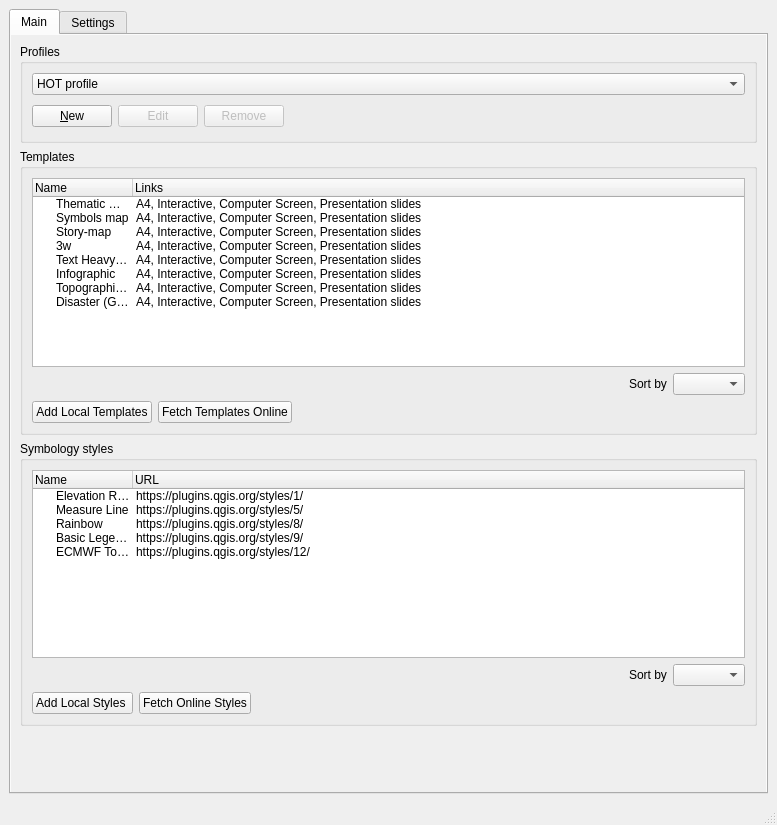
This is src/qgis_templates_symbology/ui/qgis_templates_symbology_main.ui in hotosm/qgis-templates-and-symbology-plugin as Qt 5 draws it before an edit. The edited form follows.
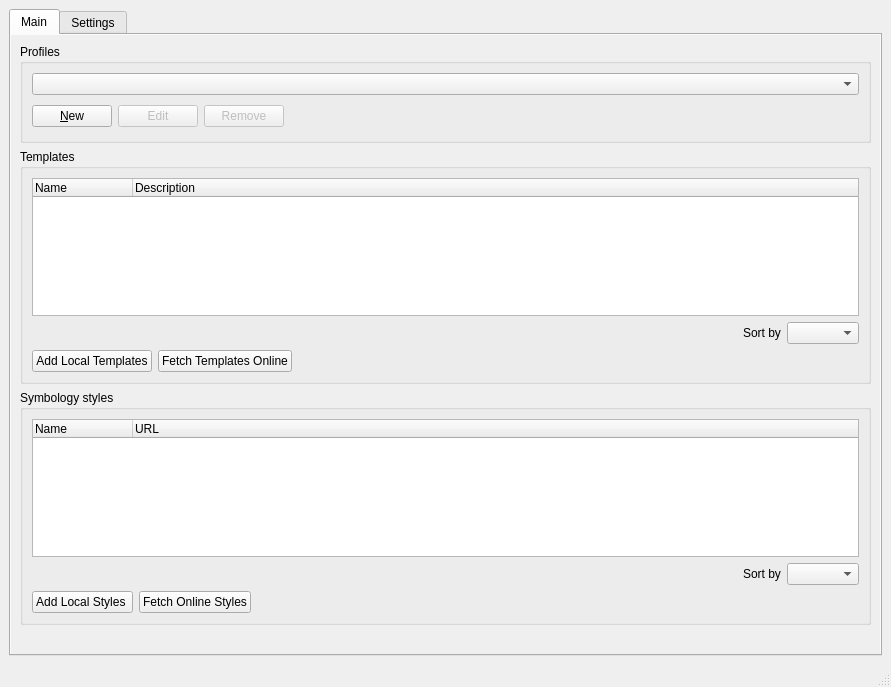
This is the edited form. Custom widgets are drawn as their Qt base class.

Commit message: models, template dialog and main ui initial basic logic

```diff
--- a/src/qgis_templates_symbology/ui/qgis_templates_symbology_main.ui
+++ b/src/qgis_templates_symbology/ui/qgis_templates_symbology_main.ui
@@ -9,8 +9,8 @@
    <rect>
     <x>0</x>
     <y>0</y>
-    <width>777</width>
-    <height>825</height>
+    <width>891</width>
+    <height>687</height>
    </rect>
   </property>
   <property name="sizePolicy">
@@ -89,8 +89,8 @@
             <rect>
              <x>0</x>
              <y>0</y>
-             <width>755</width>
-             <height>732</height>
+             <width>869</width>
+             <height>594</height>
             </rect>
            </property>
            <property name="styleSheet">
@@ -110,18 +110,7 @@
               </property>
               <layout class="QVBoxLayout" name="verticalLayout_4">
                <item>
-                <widget class="QComboBox" name="connections_box">
-                 <item>
-                  <property name="text">
-                   <string>HOT profile</string>
-                  </property>
-                 </item>
-                 <item>
-                  <property name="text">
-                   <string>HOT Admins profile</string>
-                  </property>
-                 </item>
-                </widget>
+                <widget class="QComboBox" name="connections_box"/>
                </item>
                <item>
                 <layout class="QHBoxLayout" name="horizontalLayout_2">
@@ -203,73 +192,9 @@
                  </column>
                  <column>
                   <property name="text">
-                   <string>Links</string>
+                   <string>Description</string>
                   </property>
                  </column>
-                 <item>
-                  <property name="text">
-                   <string>Thematic map</string>
-                  </property>
-                  <property name="text">
-                   <string>A4, Interactive, Computer Screen, Presentation slides</string>
-                  </property>
-                 </item>
-                 <item>
-                  <property name="text">
-                   <string>Symbols map</string>
-                  </property>
-                  <property name="text">
-                   <string>A4, Interactive, Computer Screen, Presentation slides</string>
-                  </property>
-                 </item>
-                 <item>
-                  <property name="text">
-                   <string>Story-map</string>
-                  </property>
-                  <property name="text">
-                   <string>A4, Interactive, Computer Screen, Presentation slides</string>
-                  </property>
-                 </item>
-                 <item>
-                  <property name="text">
-                   <string>3w</string>
-                  </property>
-                  <property name="text">
-                   <string>A4, Interactive, Computer Screen, Presentation slides</string>
-                  </property>
-                 </item>
-                 <item>
-                  <property name="text">
-                   <string>Text Heavy map</string>
-                  </property>
-                  <property name="text">
-                   <string>A4, Interactive, Computer Screen, Presentation slides</string>
-                  </property>
-                 </item>
-                 <item>
-                  <property name="text">
-                   <string>Infographic</string>
-                  </property>
-                  <property name="text">
-                   <string>A4, Interactive, Computer Screen, Presentation slides</string>
-                  </property>
-                 </item>
-                 <item>
-                  <property name="text">
-                   <string>Topographic/physical</string>
-                  </property>
-                  <property name="text">
-                   <string>A4, Interactive, Computer Screen, Presentation slides</string>
-                  </property>
-                 </item>
-                 <item>
-                  <property name="text">
-                   <string>Disaster (General)</string>
-                  </property>
-                  <property name="text">
-                   <string>A4, Interactive, Computer Screen, Presentation slides</string>
-                  </property>
-                 </item>
                 </widget>
                </item>
                <item>
@@ -388,46 +313,6 @@
                    <string>URL</string>
                   </property>
                  </column>
-                 <item>
-                  <property name="text">
-                   <string>Elevation Ramp</string>
-                  </property>
-                  <property name="text">
-                   <string>https://plugins.qgis.org/styles/1/</string>
-                  </property>
-                 </item>
-                 <item>
-                  <property name="text">
-                   <string>Measure Line</string>
-                  </property>
-                  <property name="text">
-                   <string>https://plugins.qgis.org/styles/5/</string>
-                  </property>
-                 </item>
-                 <item>
-                  <property name="text">
-                   <string>Rainbow</string>
-                  </property>
-                  <property name="text">
-                   <string>https://plugins.qgis.org/styles/8/</string>
-                  </property>
-                 </item>
-                 <item>
-                  <property name="text">
-                   <string>Basic Legend Patches Set</string>
-                  </property>
-                  <property name="text">
-                   <string>https://plugins.qgis.org/styles/9/</string>
-                  </property>
-                 </item>
-                 <item>
-                  <property name="text">
-                   <string>ECMWF Total Precipitation</string>
-                  </property>
-                  <property name="text">
-                   <string>https://plugins.qgis.org/styles/12/</string>
-                  </property>
-                 </item>
                 </widget>
                </item>
                <item>
```
Left out of the diff: 24 changed lines with no effect on the pictures. The commit also changes 7 other files.
